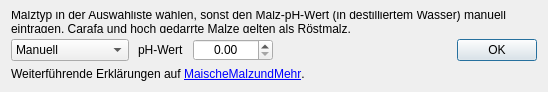
Before: the Qt Designer form kleiner-brauhelfer/dialogs/dlgphmalz.ui in kleiner-brauhelfer/kleiner-brauhelfer-2, drawn with Qt 5.
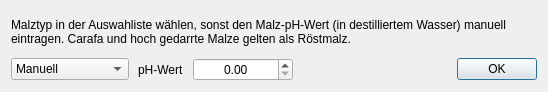
After: the same form once the commit is applied. Custom widgets are drawn as their Qt base class.

```diff
--- a/kleiner-brauhelfer/dialogs/dlgphmalz.ui
+++ b/kleiner-brauhelfer/dialogs/dlgphmalz.ui
@@ -33,7 +33,7 @@
       <number>9</number>
      </property>
      <item>
-      <widget class="ComboBox" name="cbTyp">
+      <widget class="QComboBox" name="cbTyp">
        <property name="toolTip">
         <string>&lt;html&gt;&lt;head/&gt;&lt;body&gt;&lt;p&gt;Hier wird der pH-Wert für den gewählten Malztyp eingestellt.&lt;/p&gt;&lt;p&gt;Vordefiniert sind Werte für Basismalz bis 200 EBC, Karamellmalz, Röstmalz und Rohfrucht. Sofern bekannt, kann der pH-Wert eines Malzes auch manuell eingegeben werden.&lt;/p&gt;&lt;p&gt;Zur manuellen Eingabe: Manche Mälzereien stellen Dateblätter für den gemessenen pH-Wert zu Verfügung. Die Werte können innerhalb eines Malztyps abweichen. In der Mikro- und Hobbybrauerei ist dieser Faktor indes vernachlässigbar.&lt;/p&gt;&lt;p&gt;Zur Orientierung durchschnittliche Farbwerte nach Malztyp:&lt;/p&gt;&lt;p&gt;Basismalze: 2 – 30 EBC&lt;/p&gt;&lt;p&gt;Rohfrucht: 1 – 20 EBC&lt;/p&gt;&lt;p&gt;Karamellmalze: 4 – 450 EBC&lt;/p&gt;&lt;p&gt;Röstmalze: 38 – 1300 EBC&lt;/p&gt;&lt;p&gt;&lt;span style=&quot; font-weight:600; color:#fc0107;&quot;&gt;Achtung: &lt;/span&gt;Bei manchen Spezialmalzen wie Brown Malt, bei denen sich das Mälzverfahren im Laufe der Zeit geändert hat und die in alten Rezepten erwähnt werden, können nur noch den Namen gemeinsam haben, unterscheiden sich aber sonst beträchtlich. Wenn Informationen in Shps und Mälzereien fehlen, sind Fachforen die erste Adressem um Unklarheiten zu klären.&lt;/p&gt;&lt;/body&gt;&lt;/html&gt;</string>
        </property>
@@ -70,7 +70,7 @@
       <widget class="DoubleSpinBox" name="tbPh">
        <property name="minimumSize">
         <size>
-         <width>80</width>
+         <width>100</width>
          <height>0</height>
         </size>
        </property>
@@ -106,16 +106,6 @@
      </item>
     </layout>
    </item>
-   <item>
-    <widget class="QLabel" name="label_3">
-     <property name="text">
-      <string>&lt;html&gt;&lt;head/&gt;&lt;body&gt;&lt;p&gt;Weiterführende Erklärungen auf &lt;a href=&quot;https://www.maischemalzundmehr.de/index.php?inhaltmitte=exp_maischph&quot;&gt;&lt;span style=&quot; text-decoration: underline; color:#0000ff;&quot;&gt;MaischeMalzundMehr&lt;/span&gt;&lt;/a&gt;.&lt;/p&gt;&lt;/body&gt;&lt;/html&gt;</string>
-     </property>
-     <property name="openExternalLinks">
-      <bool>true</bool>
-     </property>
-    </widget>
-   </item>
   </layout>
  </widget>
  <customwidgets>
@@ -124,11 +114,6 @@
    <extends>QDoubleSpinBox</extends>
    <header>widgets/doublespinbox.h</header>
   </customwidget>
-  <customwidget>
-   <class>ComboBox</class>
-   <extends>QComboBox</extends>
-   <header>widgets/combobox.h</header>
-  </customwidget>
  </customwidgets>
  <resources/>
  <connections>
```
